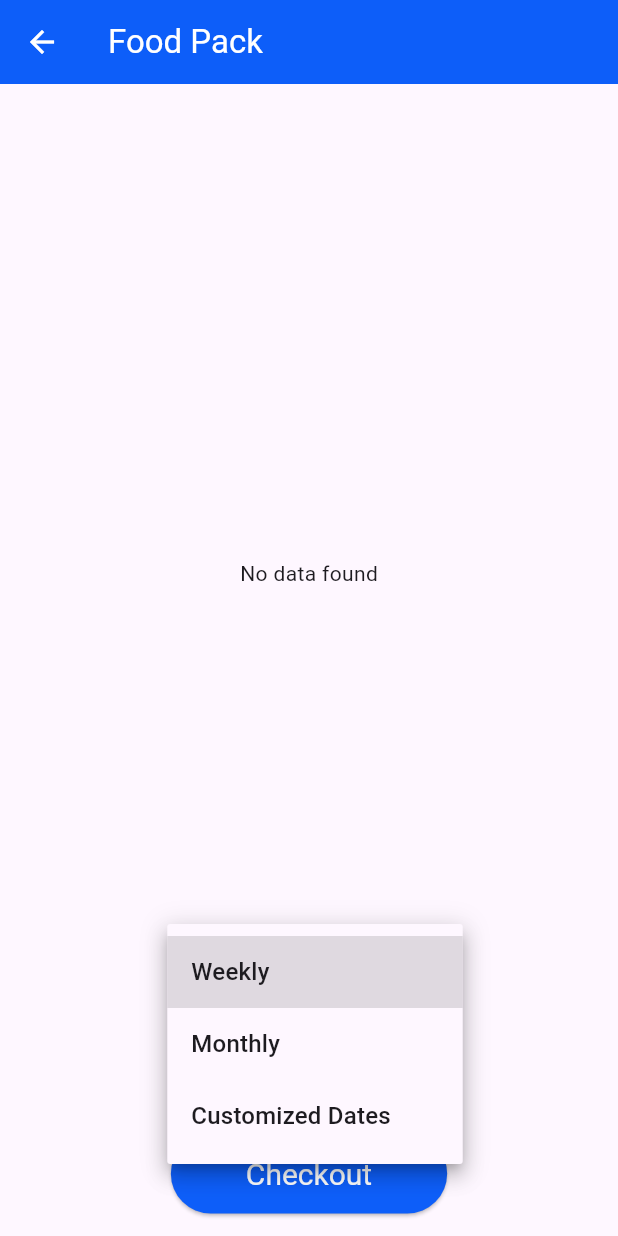
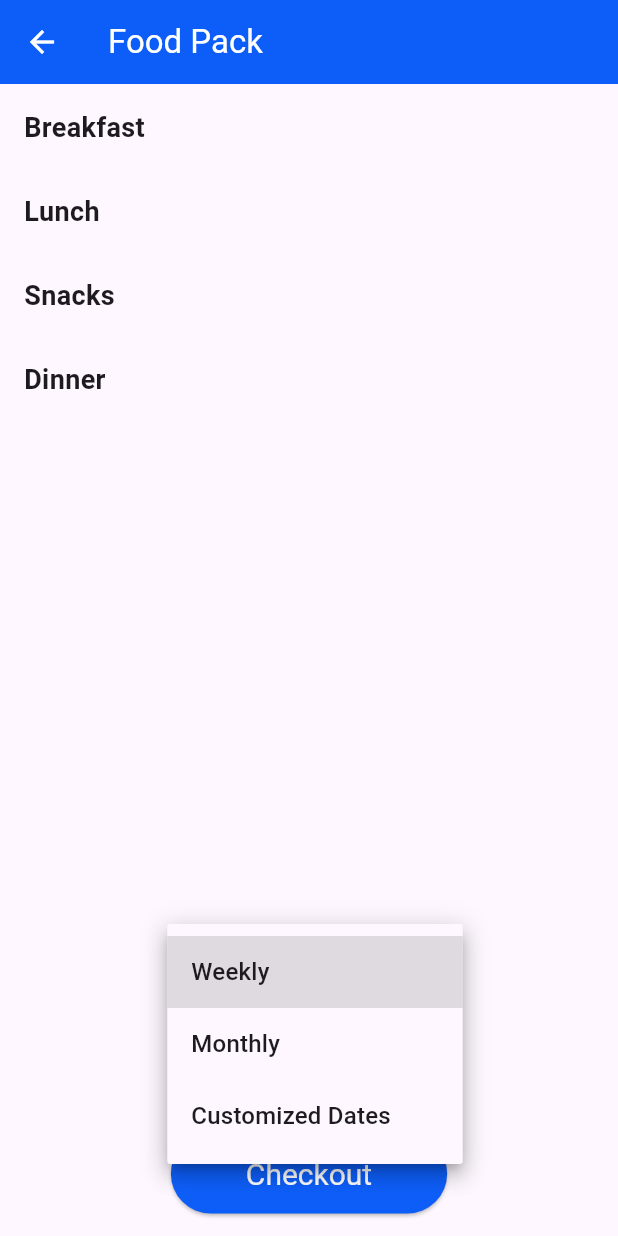
Before and after one commit to krishnasairammalapaka/ecub, a Flutter app: the FS_S_Desc screen opened directly with empty values, after a tap on "Weekly", on a phone screen of 412 x 824 dp. Run offline on Flutter 3.47's test engine with Material 3 defaults, Android fonts, the phone set to English and light mode, and no system bars; our stand-ins replace badges, carousel_slider, cloud_firestore, firebase_auth, firebase_core, google_fonts and 4 more; missing offline and left inert: twilio_flutter; accounts and stored records are empty.

Commit message:
FeedBack rectified

```diff
--- a/lib/service_page/FoodService/SubscriptionModule/FS_S_Desc.dart
+++ b/lib/service_page/FoodService/SubscriptionModule/FS_S_Desc.dart
@@ -9,6 +9,8 @@ class MenuItem {
   final String desc;
   final String restaurant;
   final double rating;
+  final String foodAvailTime;
+  final bool isVeg;
   bool selected;
 
   MenuItem({
@@ -19,6 +21,8 @@ class MenuItem {
     required this.desc,
     required this.restaurant,
     required this.rating,
+    required this.foodAvailTime,
+    required this.isVeg,
     this.selected = false,
   });
 
@@ -54,8 +58,14 @@ class _FS_S_DescState extends State<FS_S_Desc> {
         .get();
   }
 
-  Future<List<Map<String, dynamic>>> fetchFoodItems(List<String> foodIds) async {
-    List<Map<String, dynamic>> foodItems = [];
+  Future<Map<String, List<MenuItem>>> fetchFoodItems(List<String> foodIds) async {
+    Map<String, List<MenuItem>> categorizedFoodItems = {
+      'breakfast': [],
+      'lunch': [],
+      'snack': [],
+      'dinner': [],
+    };
+
     for (String foodId in foodIds) {
       DocumentSnapshot<Map<String, dynamic>> foodDoc = await FirebaseFirestore.instance
           .collection('fs_food_items')
@@ -64,10 +74,23 @@ class _FS_S_DescState extends State<FS_S_Desc> {
       if (foodDoc.exists) {
         var foodData = foodDoc.data()!;
         foodData['id'] = foodDoc.id;
-        foodItems.add(foodData);
+        MenuItem menuItem = MenuItem(
+          id: foodData['id'],
+          name: foodData['productTitle'],
+          price: foodData['productPrice'],
+          image: foodData['productImg'],
+          desc: foodData['productDesc'],
+          restaurant: foodData['productOwnership'],
+          rating: foodData['productRating'],
+          foodAvailTime: foodData['foodAvailTime'],
+          isVeg: foodData['isVeg'],
+          selected: shouldPreSelect(foodData['id']),
+        );
+
+        categorizedFoodItems[foodData['foodAvailTime']]?.add(menuItem);
       }
     }
-    return foodItems;
+    return categorizedFoodItems;
   }
 
   void _onCheckoutPressed(String packID) {
@@ -104,7 +127,9 @@ class _FS_S_DescState extends State<FS_S_Desc> {
   }
 
   void _onSelectItem(MenuItem item) {
+    setState(() {
       item.selected = !item.selected;
+    });
     selectedItemsNotifier.value = List.from(selectedItemsNotifier.value);
   }
 
@@ -129,79 +154,33 @@ class _FS_S_DescState extends State<FS_S_Desc> {
                 if (snapshot.connectionState == ConnectionState.waiting) {
                   return Center(child: CircularProgressIndicator());
                 } else if (snapshot.hasError) {
-                  return Center(child: Text('Error: ${snapshot.error}'));
+                  return Center(child: Text('Error1: ${snapshot.error}'));
                 } else if (!snapshot.hasData || !snapshot.data!.exists) {
                   return Center(child: Text('No data found'));
                 } else {
                   Map<String, dynamic> data = snapshot.data!.data()!;
                   List<String> foodIds = List<String>.from(data['pack_foods']);
 
-                  return FutureBuilder<List<Map<String, dynamic>>>(
+                  return FutureBuilder<Map<String, List<MenuItem>>>(
                     future: fetchFoodItems(foodIds),
                     builder: (context, foodSnapshot) {
                       if (foodSnapshot.connectionState == ConnectionState.waiting) {
                         return Center(child: CircularProgressIndicator());
                       } else if (foodSnapshot.hasError) {
-                        return ExpansionTile(
-                          title: Text(data['pack_name']),
-                          children: [
-                            Center(child: Text('Error: ${foodSnapshot.error}'))
-                          ],
-                        );
-                      } else if (!foodSnapshot.hasData ||
-                          foodSnapshot.data!.isEmpty) {
-                        return ExpansionTile(
-                          title: Text(data['pack_name']),
-                          children: [
-                            Center(child: Text('No food items found'))
-                          ],
-                        );
+                        return Center(child: Text('Error2: ${foodSnapshot.error}'));
+                      } else if (!foodSnapshot.hasData || foodSnapshot.data!.isEmpty) {
+                        return Center(child: Text('No food items found'));
                       } else {
-                        List<MenuItem> foodItems = foodSnapshot.data!.map((foodData) {
-                          bool preSelected = shouldPreSelect(foodData['id']); // Add this line
-                          return MenuItem(
-                            id: foodData['id'],
-                            name: foodData['productTitle'],
-                            price: foodData['productPrice'],
-                            image: foodData['productImg'],
-                            desc: foodData['productDesc'],
-                            restaurant: foodData['productOwnership'],
-                            rating: foodData['productRating'],
-                            selected: preSelected, // Add this line
-                          );
-                        }).toList();
-
-                        selectedItemsNotifier.value = foodItems;
-
+                        Map<String, List<MenuItem>> categorizedFoodItems = foodSnapshot.data!;
                         return SingleChildScrollView(
                           child: Padding(
                             padding: const EdgeInsets.all(16.0),
                             child: Column(
                               children: [
-                                ValueListenableBuilder<List<MenuItem>>(
-                                  valueListenable: selectedItemsNotifier,
-                                  builder: (context, selectedItems, _) {
-                                    return GridView.builder(
-                                      itemCount: foodItems.length,
-                                      shrinkWrap: true,
-                                      physics: NeverScrollableScrollPhysics(),
-                                      gridDelegate:
-                                      SliverGridDelegateWithFixedCrossAxisCount(
-                                        crossAxisCount: 2,
-                                        childAspectRatio: 0.9,
-                                        crossAxisSpacing: 10,
-                                        mainAxisSpacing: 10,
-                                      ),
-                                      itemBuilder: (context, index) {
-                                        MenuItem item = foodItems[index];
-                                        return MenuItemWidget(
-                                          item: item,
-                                          onSelect: () => _onSelectItem(item),
-                                        );
-                                      },
-                                    );
-                                  },
-                                ),
+                                buildCategorySection('Breakfast', categorizedFoodItems['breakfast']!),
+                                buildCategorySection('Lunch', categorizedFoodItems['lunch']!),
+                                buildCategorySection('Snacks', categorizedFoodItems['snack']!),
+                                buildCategorySection('Dinner', categorizedFoodItems['dinner']!),
                                 SizedBox(height: 16),
                               ],
                             ),
@@ -245,11 +224,49 @@ class _FS_S_DescState extends State<FS_S_Desc> {
     );
   }
 
-
   bool shouldPreSelect(String foodId) {
-
     List<String> preSelectedFoodIds = ['foodId1', 'foodId2', 'foodId3'];
     return preSelectedFoodIds.contains(foodId);
+  }
+
+  Widget buildCategorySection(String title, List<MenuItem> items) {
+    return Column(
+      crossAxisAlignment: CrossAxisAlignment.start,
+      children: [
+        Text(
+          title,
+          style: TextStyle(
+            fontSize: 18,
+            fontWeight: FontWeight.bold,
+          ),
+        ),
+        SizedBox(height: 10),
+        ValueListenableBuilder<List<MenuItem>>(
+          valueListenable: selectedItemsNotifier,
+          builder: (context, selectedItems, _) {
+            return GridView.builder(
+              itemCount: items.length,
+              shrinkWrap: true,
+              physics: NeverScrollableScrollPhysics(),
+              gridDelegate: SliverGridDelegateWithFixedCrossAxisCount(
+                crossAxisCount: 2,
+                childAspectRatio: 0.9,
+                crossAxisSpacing: 10,
+                mainAxisSpacing: 10,
+              ),
+              itemBuilder: (context, index) {
+                MenuItem item = items[index];
+                return MenuItemWidget(
+                  item: item,
+                  onSelect: () => _onSelectItem(item),
+                );
+              },
+            );
+          },
+        ),
+        SizedBox(height: 20),
+      ],
+    );
   }
 }
 
@@ -269,11 +286,11 @@ class MenuItemWidget extends StatelessWidget {
           color: item.selected
               ? Colors.lightBlueAccent.withOpacity(0.5)
               : Colors.white,
-          borderRadius: BorderRadius.circular(16),
+          borderRadius: BorderRadius.circular(8),
           boxShadow: [
             BoxShadow(
               color: Colors.grey.withOpacity(0.5),
-              spreadRadius: 2,
+              spreadRadius: 1,
               blurRadius: 5,
               offset: Offset(0, 3),
             ),
@@ -314,7 +331,17 @@ class MenuItemWidget extends StatelessWidget {
                 fontWeight: FontWeight.bold,
               ),
             ),
-            SizedBox(height: 10),
+            SizedBox(height: 5),
+            Row(
+              children: [
+                Text(
+                  item.isVeg ? 'Vegetarian' : 'Non-Vegetarian',
+                  style: TextStyle(
+                    color: item.isVeg ? Colors.green : Colors.red,
+                    fontSize: 14,
+                  ),
+                ),
+                SizedBox(width: 10),
                 Text(
                   '₹${item.price}',
                   style: TextStyle(
@@ -322,6 +349,9 @@ class MenuItemWidget extends StatelessWidget {
                     fontSize: 15,
                   ),
                 ),
+              ],
+            ),
+
             Align(
               alignment: Alignment.centerRight,
               child: item.selected
```
Lines whose indentation alone changed are shown as unchanged.
